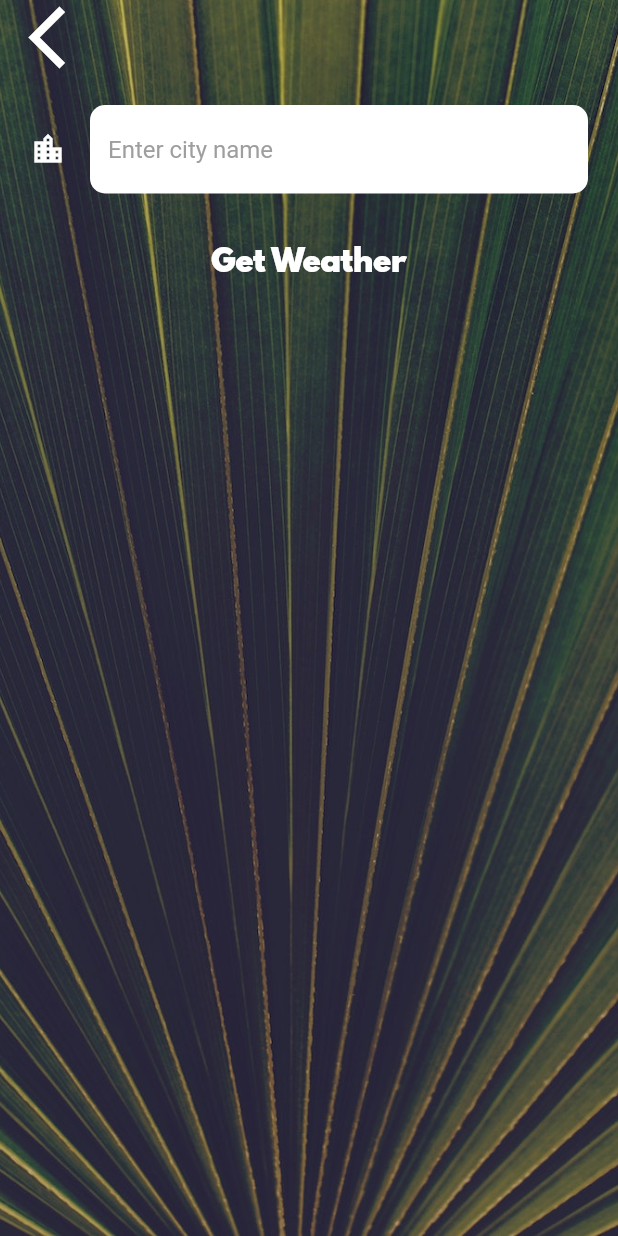
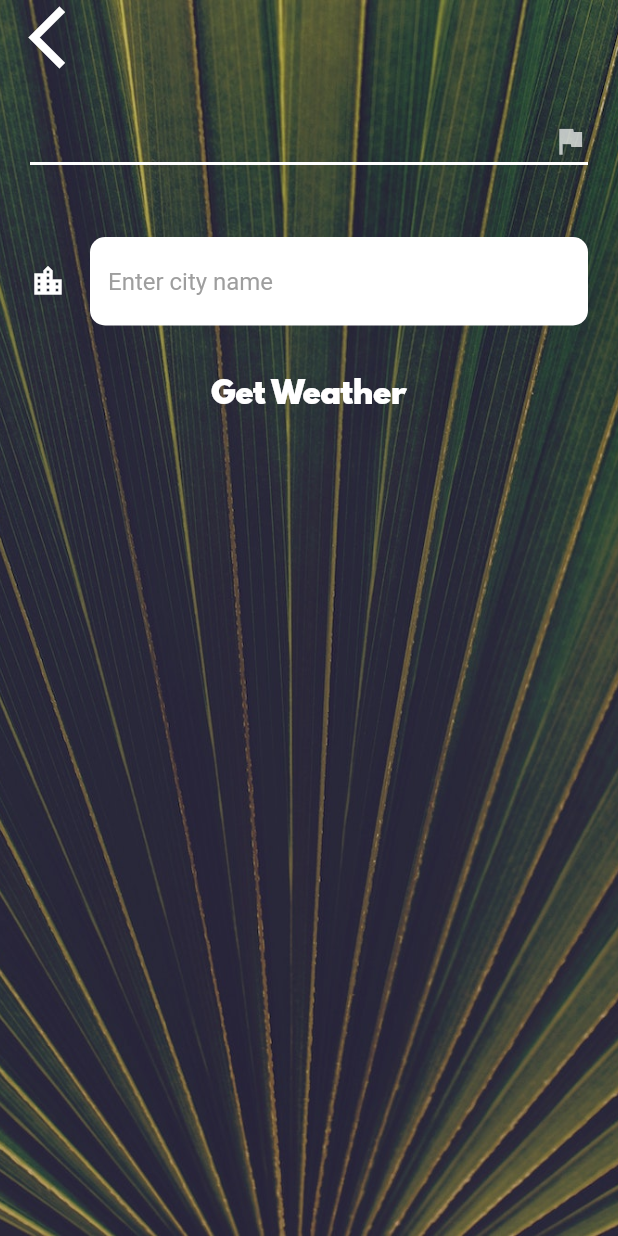
Before and after one commit to fabricio1099/Clima-Flutter, a Flutter app: the CityScreen screen opened directly, on a phone screen of 412 x 824 dp. Run offline on Flutter 3.47's test engine with Material 2 defaults, Android fonts, the phone set to English and light mode, and no system bars; our stand-ins replace flutter_spinkit, geolocator; missing offline and left inert: country_code; network calls fail.

Commit message:
add country code field in city_screen.dart (in progress)

```diff
--- a/lib/screens/city_screen.dart
+++ b/lib/screens/city_screen.dart
@@ -1,6 +1,6 @@
 import 'package:flutter/material.dart';
 import 'package:clima/utilities/constants.dart';
-
+import 'package:country_code/country_code.dart';
 import '../utilities/constants.dart';
 
 class CityScreen extends StatefulWidget {
@@ -10,6 +10,7 @@ class CityScreen extends StatefulWidget {
 
 class _CityScreenState extends State<CityScreen> {
   String cityName;
+  String countryCode; // ISO 3166-1 alpha-2
 
   @override
   Widget build(BuildContext context) {
@@ -45,6 +46,37 @@ class _CityScreenState extends State<CityScreen> {
 
               Container(
                 padding: EdgeInsets.all(20.0),
+                child: DropdownButton<String>(
+                  value: countryCode,
+                  isExpanded: true,
+                  icon: Icon(Icons.flag),
+                  iconSize: 24,
+                  elevation: 16,
+                  style: TextStyle(
+                      color: Colors.white
+                  ),
+                  underline: Container(
+                    height: 2,
+                    color: Colors.white,
+                  ),
+                  onChanged: (String newValue) {
+                    setState(() {
+                      countryCode = newValue;
+                    });
+                  },
+                  items: <String>['USA', 'BEL', 'CAN', 'FRA']
+                      .map<DropdownMenuItem<String>>((String value) {
+                    return DropdownMenuItem<String>(
+                      value: value,
+                      child: Text(value),
+                    );
+                  })
+                      .toList(),
+                ),
+              ),
+
+              Container(
+                padding: EdgeInsets.all(20.0),
                 child: TextField(
                   style: TextStyle(
                     color: Colors.black,
--- a/lib/screens/location_screen.dart
+++ b/lib/screens/location_screen.dart
@@ -69,7 +69,10 @@ class _LocationScreenState extends State<LocationScreen> {
                   FlatButton(
                     onPressed: () async {
                       var weatherData = await weatherModel.getLocationWeather();
-                      updateUI(weatherData);
+                      setState(() {
+                        updateUI(weatherData);
+                      });
+
                     },
                     child: Icon(
                       Icons.near_me,
@@ -88,7 +91,9 @@ class _LocationScreenState extends State<LocationScreen> {
                         print(typedCityName);
                         var weatherData = await weatherModel.getCityWeather(typedCityName);
                         print(weatherData);
-                        updateUI(weatherData);
+                        setState(() {
+                          updateUI(weatherData);
+                        });
                       }
                     },
                     child: Icon(
--- a/pubspec.yaml
+++ b/pubspec.yaml
@@ -14,6 +14,7 @@ dependencies:
   geolocator: ^5.2.0
   http: ^0.12.0+4
   flutter_spinkit: ^4.1.1+1
+  country_code: ^0.1.1
 
 dev_dependencies:
   flutter_test:
```
Also changed, not shown: pubspec.lock, 37 other files.
